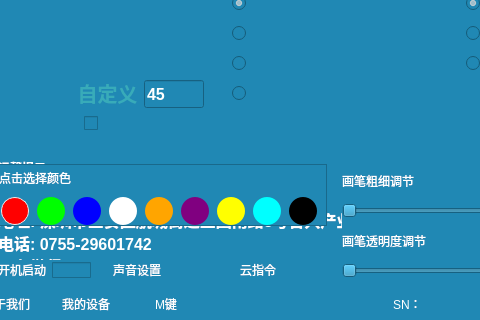
Before: the Qt Designer form EasyPointer/mainwindow.ui in wlffeng2008/EasyPointer, drawn with Qt 5; both pictures show x 124 to 604 and y 200 to 520 of the 840 by 520 pixel window.
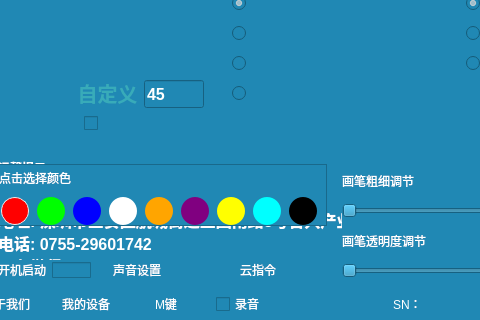
After: the same form once the commit is applied. Icons and pictures are not drawn.

Patch:
```diff
--- a/EasyPointer/mainwindow.ui
+++ b/EasyPointer/mainwindow.ui
@@ -2092,6 +2092,13 @@
        </property>
       </widget>
      </item>
+     <item>
+      <widget class="QCheckBox" name="checkBoxRecord">
+       <property name="text">
+        <string>录音</string>
+       </property>
+      </widget>
+     </item>
      <item>
       <spacer name="horizontalSpacer">
        <property name="orientation">
```
Left out of the diff: 6 changed lines with no effect on the pictures.
